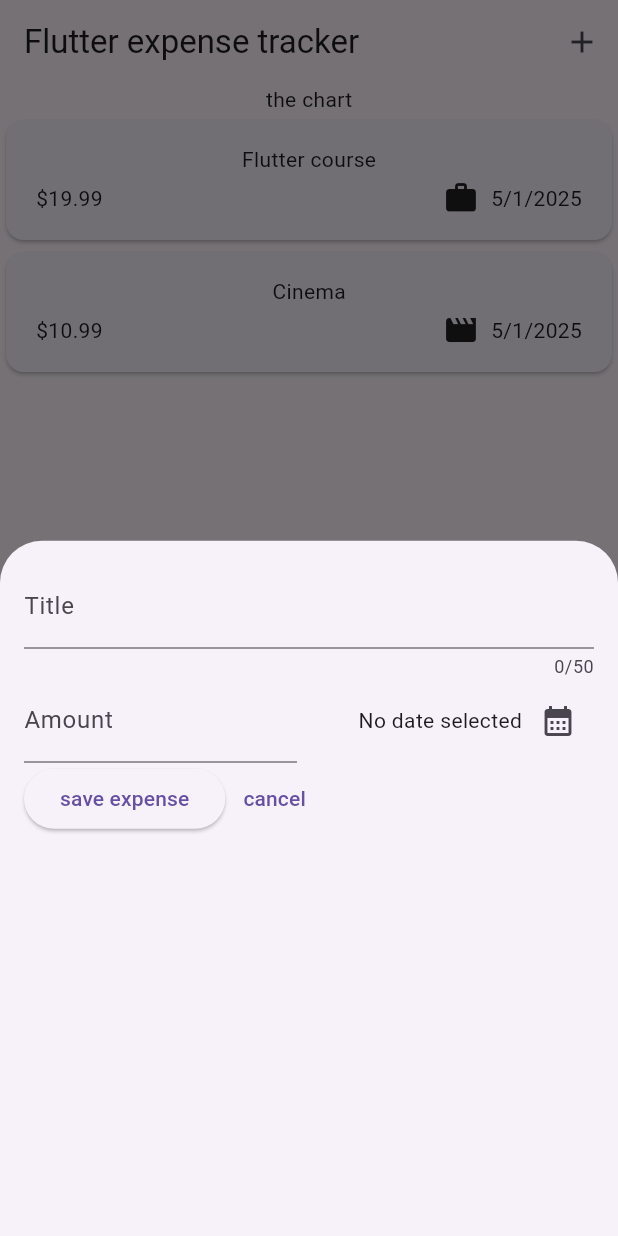
After one commit to Heiddi187/udemy_expense_tracker, a Flutter app: the screen it shows after launch, after a tap on the "add" icon, on a phone screen of 412 x 824 dp. The commit adds this screen. Run offline on Flutter 3.47's test engine with Material 3 defaults, Android fonts, the phone set to English and light mode, and no system bars.

Commit message:
new expense function

```diff
--- a/lib/widgets/expenses.dart
+++ b/lib/widgets/expenses.dart
@@ -1,4 +1,5 @@
 import 'package:flutter/material.dart';
+import 'package:udemy_s6/widgets/new_expense.dart';
 import '../models/expense.dart';
 import 'expenses_list/expenses_list.dart';
 
@@ -25,9 +26,19 @@ class _ExpensesState extends State<Expenses> {
     ),
   ];
 
+  void _openAddExpenseOverlay() {
+    showModalBottomSheet(context: context, builder: (ctx) => NewExpense());
+  }
+
   @override
   Widget build(BuildContext context) {
     return Scaffold(
+      appBar: AppBar(
+        title: Text("Flutter expense tracker"),
+        actions: [
+          IconButton(onPressed: _openAddExpenseOverlay, icon: Icon(Icons.add)),
+        ],
+      ),
       body: Column(
         children: [
           Text("the chart"),
--- /dev/null
+++ b/lib/widgets/new_expense.dart
@@ -0,0 +1,124 @@
+import 'package:flutter/material.dart';
+import 'package:intl/intl.dart';
+import 'package:udemy_s6/models/expense.dart';
+
+class NewExpense extends StatefulWidget {
+  const NewExpense({super.key});
+
+  @override
+  State<NewExpense> createState() => _NewExpenseState();
+}
+
+class _NewExpenseState extends State<NewExpense> {
+  final _titleController =
+      TextEditingController(); //always use dispose when TextEdit.. is used
+  final _amountController = TextEditingController();
+  DateTime? _selectedDate;
+
+  @override
+  void dispose() {
+    // dispose is called automatically when the state is removed
+    _titleController.dispose();
+    _amountController.dispose();
+    super.dispose();
+  }
+  /* alternative way to use the input
+  String _enteredTitle = "";
+
+  void _saveTitleInput(String inputValue) {
+    _enteredTitle = inputValue;
+  }
+  */
+
+  void _presentDatePicker() async {
+    final todaysDate = DateTime.now();
+    final firstDateAvail = DateTime(
+      todaysDate.year - 1,
+      todaysDate.month,
+      todaysDate.day,
+    );
+    final lastDateAvail = DateTime(
+      todaysDate.year + 1,
+      todaysDate.month,
+      todaysDate.day,
+    );
+    final pickedDate = await showDatePicker(
+      context: context,
+      initialDate: todaysDate,
+      firstDate: firstDateAvail,
+      lastDate: lastDateAvail,
+    );
+    setState(() {
+      _selectedDate = pickedDate;
+    });
+  }
+
+  @override
+  Widget build(BuildContext context) {
+    return Padding(
+      padding: EdgeInsets.all(16),
+      child: Column(
+        children: [
+          TextField(
+            keyboardType: TextInputType.text,
+            controller:
+                _titleController, //_saveTitleInput when used alt method,
+            maxLength: 50,
+            decoration: InputDecoration(label: Text("Title")),
+          ),
+          Row(
+            children: [
+              Expanded(
+                child: TextField(
+                  controller: _amountController,
+                  keyboardType: TextInputType.number,
+                  decoration: InputDecoration(
+                    label: Text("Amount"),
+                    prefixText: "\$ ",
+                  ),
+                ),
+              ),
+              SizedBox(width: 16),
+              Expanded(
+                child: Row(
+                  mainAxisAlignment: MainAxisAlignment.end,
+                  crossAxisAlignment: CrossAxisAlignment.center,
+                  children: [
+                    Text(
+                      _selectedDate == null
+                          ? "No date selected"
+                          : formatter.format(_selectedDate!),
+                    ),
+                    IconButton(
+                      onPressed: _presentDatePicker,
+                      icon: Icon(Icons.calendar_month),
+                    ),
+                  ],
+                ),
+              ),
+            ],
+          ),
+          Row(
+            children: [
+              ElevatedButton(
+                onPressed: () {
+                  print(_amountController.text);
+                  print(
+                    _titleController.text,
+                  ); //print(_enteredTitle) with alt method;
+                },
+                child: Text("save expense"),
+              ),
+              TextButton(
+                onPressed: () {
+                  Navigator.pop(context);
+                },
+                child: Text("cancel"),
+              ),
+            ],
+          ),
+        ],
+      ),
+    );
+  }
+}
```
